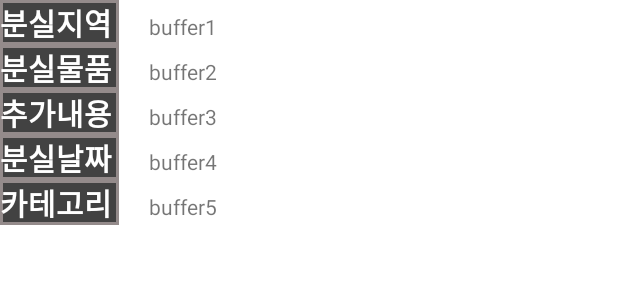
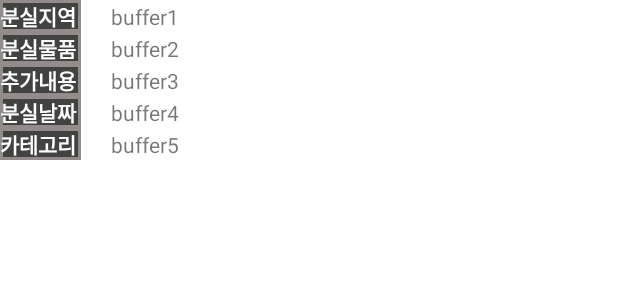
Before and after one commit to Lee-Jae-Ung/Lost_Found, an Android app: the layout item_list.xml on its own in the app's theme, with its tools: preview values and no code run, on a phone screen of 412 x 824 dp. Shown: the top 300 px of the screen. Run offline under Robolectric (Android 15) with nearby library versions, the phone set to English and light mode, and no system bars.

Commit message:
third commit

```diff
--- a/app/src/main/res/layout/item_list.xml
+++ b/app/src/main/res/layout/item_list.xml
@@ -13,7 +13,6 @@
             android:text="분실지역 "
             android:layout_marginRight="20dp"
             android:textStyle="bold"
-            android:textSize="20dp"
             android:textColor="@color/white"
             android:background="@drawable/outline" />
         <TextView
@@ -35,7 +34,7 @@
 
             android:layout_marginRight="20dp"
             android:textStyle="bold"
-            android:textSize="20dp"
+
             android:textColor="@color/white"
             android:background="@drawable/outline"/>
         <TextView
@@ -56,7 +55,6 @@
 
             android:layout_marginRight="20dp"
             android:textStyle="bold"
-            android:textSize="20dp"
             android:textColor="@color/white"
             android:background="@drawable/outline"/>
         <TextView
@@ -78,7 +76,6 @@
 
             android:layout_marginRight="20dp"
             android:textStyle="bold"
-            android:textSize="20dp"
             android:textColor="@color/white"
             android:background="@drawable/outline"/>
         <TextView
@@ -100,7 +97,6 @@
 
             android:layout_marginRight="20dp"
             android:textStyle="bold"
-            android:textSize="20dp"
             android:textColor="@color/white"
             android:background="@drawable/outline"/>
         <TextView
```
